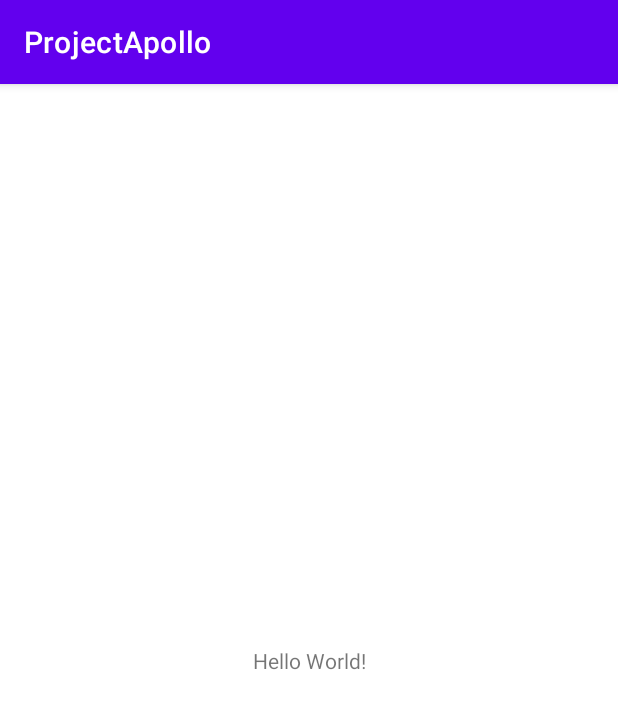
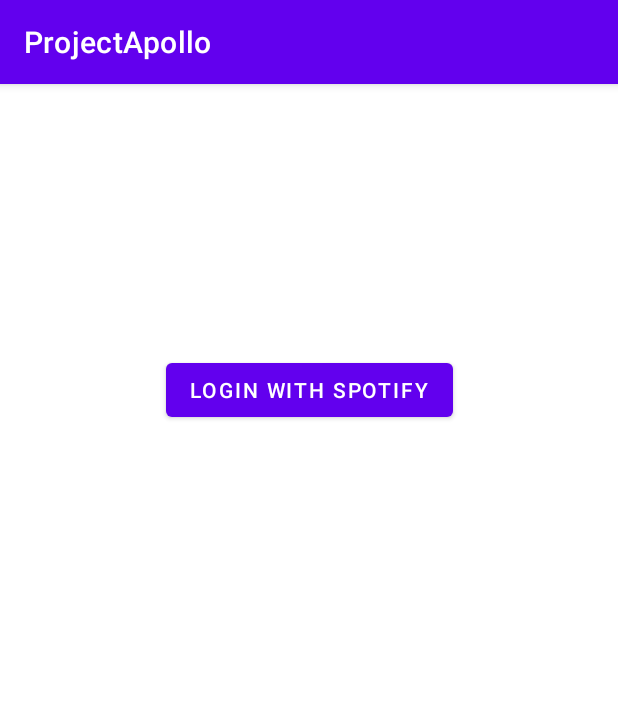
Before and after one commit to antonericson/project-apollo, an Android app: the screen it shows after launch (MainActivity before the commit, LoginActivity after it), on a phone screen of 412 x 824 dp. Shown: the top 709 px of the screen. Run offline under Robolectric (Android 15) with nearby library versions, the phone set to English and light mode, and no system bars.

Commit message:
Added login screen and host or join screen

```diff
--- a/app/src/main/AndroidManifest.xml
+++ b/app/src/main/AndroidManifest.xml
@@ -14,7 +14,7 @@
         android:theme="@style/Theme.ProjectApollo"
         tools:targetApi="31">
         <activity
-            android:name=".MainActivity"
+            android:name=".LoginActivity"
             android:exported="true">
             <intent-filter>
                 <action android:name="android.intent.action.MAIN" />
@@ -22,6 +22,7 @@
                 <category android:name="android.intent.category.LAUNCHER" />
             </intent-filter>
         </activity>
+        <activity android:name=".JoinOrHostActivity"/>
     </application>
 
 </manifest>
--- a/app/src/main/java/com/projectapollo/MainActivity.kt
+++ b/app/src/main/java/com/projectapollo/JoinOrHostActivity.kt
@@ -3,9 +3,9 @@ package com.projectapollo
 import androidx.appcompat.app.AppCompatActivity
 import android.os.Bundle
 
-class MainActivity : AppCompatActivity() {
+class JoinOrHostActivity : AppCompatActivity() {
     override fun onCreate(savedInstanceState: Bundle?) {
         super.onCreate(savedInstanceState)
-        setContentView(R.layout.activity_main)
+        setContentView(R.layout.activity_join_or_host)
     }
 }
--- /dev/null
+++ b/app/src/main/java/com/projectapollo/LoginActivity.kt
@@ -0,0 +1,19 @@
+package com.projectapollo
+
+import android.content.Intent
+import androidx.appcompat.app.AppCompatActivity
+import android.os.Bundle
+import android.widget.Button
+
+class LoginActivity : AppCompatActivity() {
+    override fun onCreate(savedInstanceState: Bundle?) {
+        super.onCreate(savedInstanceState)
+        setContentView(R.layout.activity_login)
+
+        val loginButton = findViewById<Button>(R.id.login_button);
+        loginButton.setOnClickListener {
+            val intent = Intent(this, JoinOrHostActivity::class.java);
+            startActivity(intent);
+        }
+    }
+}
--- a/app/src/main/res/layout/activity_main.xml
+++ b/app/src/main/res/layout/activity_login.xml
@@ -4,15 +4,17 @@
     xmlns:tools="http://schemas.android.com/tools"
     android:layout_width="match_parent"
     android:layout_height="match_parent"
-    tools:context=".MainActivity">
+    tools:context=".LoginActivity">
 
-    <TextView
+    <Button
+        android:id="@+id/login_button"
         android:layout_width="wrap_content"
         android:layout_height="wrap_content"
-        android:text="Hello World!"
+        android:text="Login with Spotify"
         app:layout_constraintBottom_toBottomOf="parent"
         app:layout_constraintEnd_toEndOf="parent"
         app:layout_constraintStart_toStartOf="parent"
-        app:layout_constraintTop_toTopOf="parent" />
+        app:layout_constraintTop_toTopOf="parent"
+        app:layout_constraintVertical_bias="0.25" />
 
 </androidx.constraintlayout.widget.ConstraintLayout>
```
Also changed, not shown: app/src/main/res/layout/activity_join_or_host.xml (added, +95 -0 lines).
